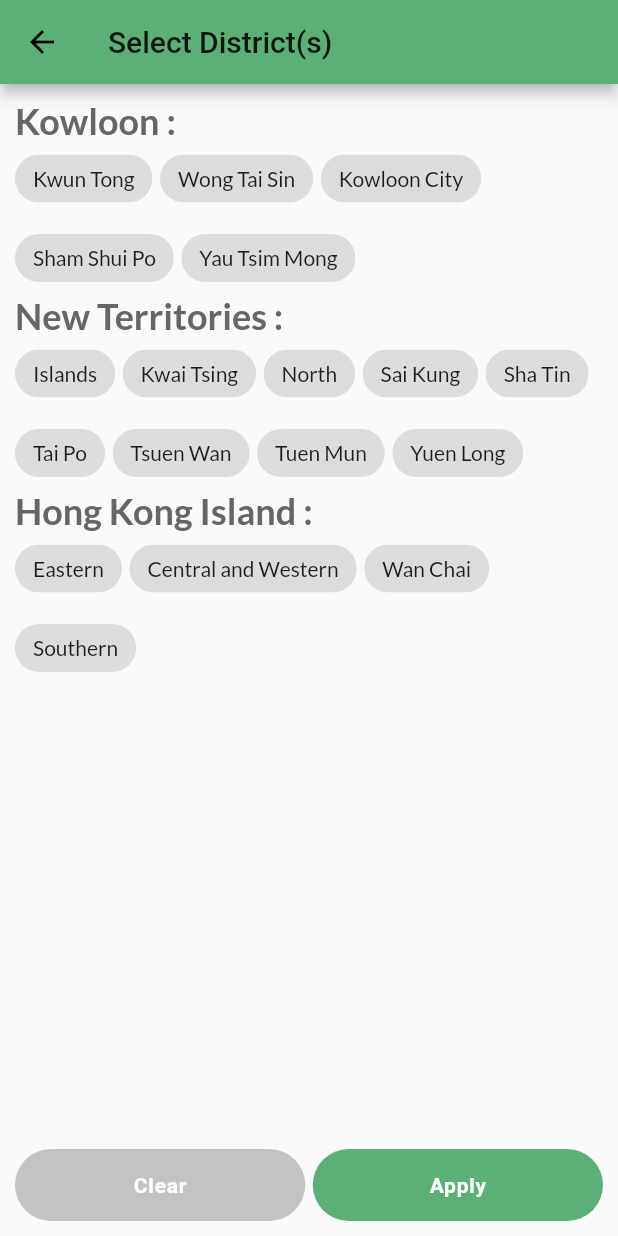
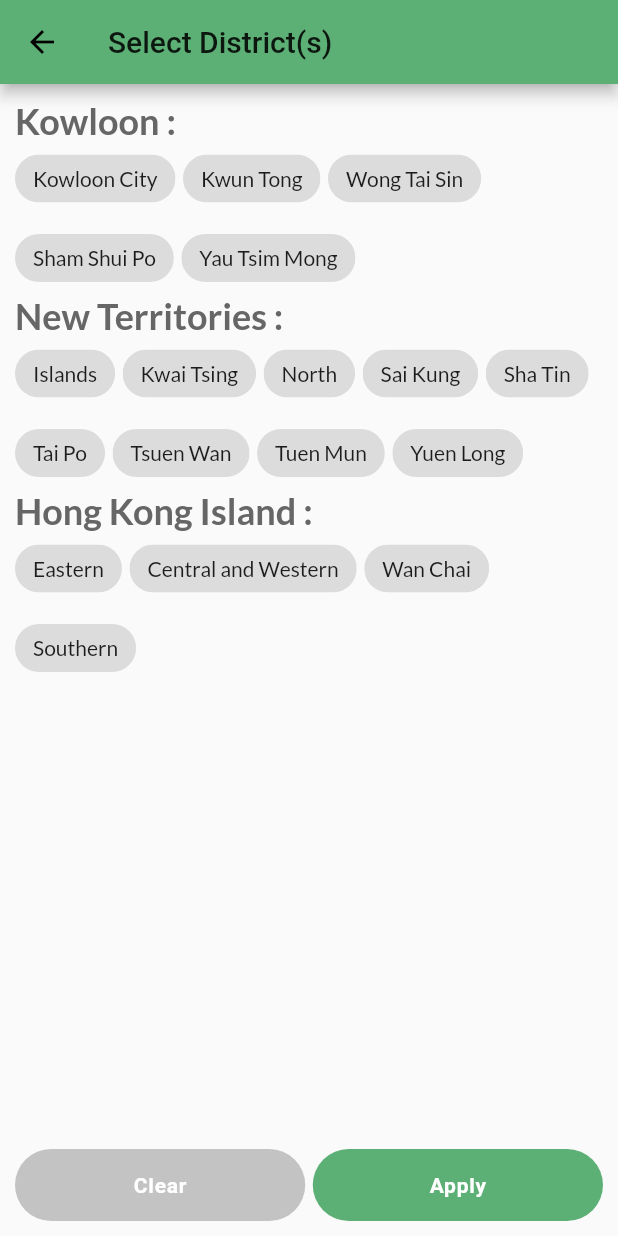
Before and after one commit to tomlaws/hikee, a Flutter app: the screen it shows after launch, after a tap on "Discover Routes", after a tap on "District", on a phone screen of 412 x 824 dp. Run offline on Flutter 3.47's test engine with Material 2 defaults, Android fonts, the phone set to English and light mode, and no system bars; our stand-ins replace carousel_slider, fl_chart, flutter_rating_bar, google_fonts, google_maps_flutter, line_awesome_flutter and 2 more; missing offline and left inert: flutter_polyline_points, location_web, shared_preferences_web; network calls fail.

Commit message:
fix library

```diff
--- a/lib/data/districtValues.dart
+++ b/lib/data/districtValues.dart
@@ -1,7 +1,7 @@
 final List<String> kowloonValues = [
+  'Kowloon City',
   'Kwun Tong',
   'Wong Tai Sin',
-  'Kowloon City',
   'Sham Shui Po',
   'Yau Tsim Mong'
 ];
--- a/lib/data/sortValues.dart
+++ b/lib/data/sortValues.dart
@@ -1,6 +1,7 @@
 final List<String> sortValues = [
-  'Popular',
-  'Top Rated',
+  'Most Popular',
+  'Distance(Longest to Short)',
+  'Distance(Shortest to Long)',
   'Difficulty (Lowest to High)',
   'Difficulty (Highest to Low)'
 ];
--- a/lib/screens/library.dart
+++ b/lib/screens/library.dart
@@ -28,6 +28,9 @@ class _LibraryScreenState extends State<LibraryScreen>
 
   @override
   Widget build(BuildContext context) {
+    final _LibraryFilter= Provider.of<LibraryFilter>(context);
+    final _LibraryDistrict= Provider.of<LibraryDistrict>(context);
+    districtColor = (_LibraryDistrict.isEmpty())? Colors.grey : Theme.of(context).primaryColor;
     return Scaffold(
       body: SafeArea(
         child: Container(
```
